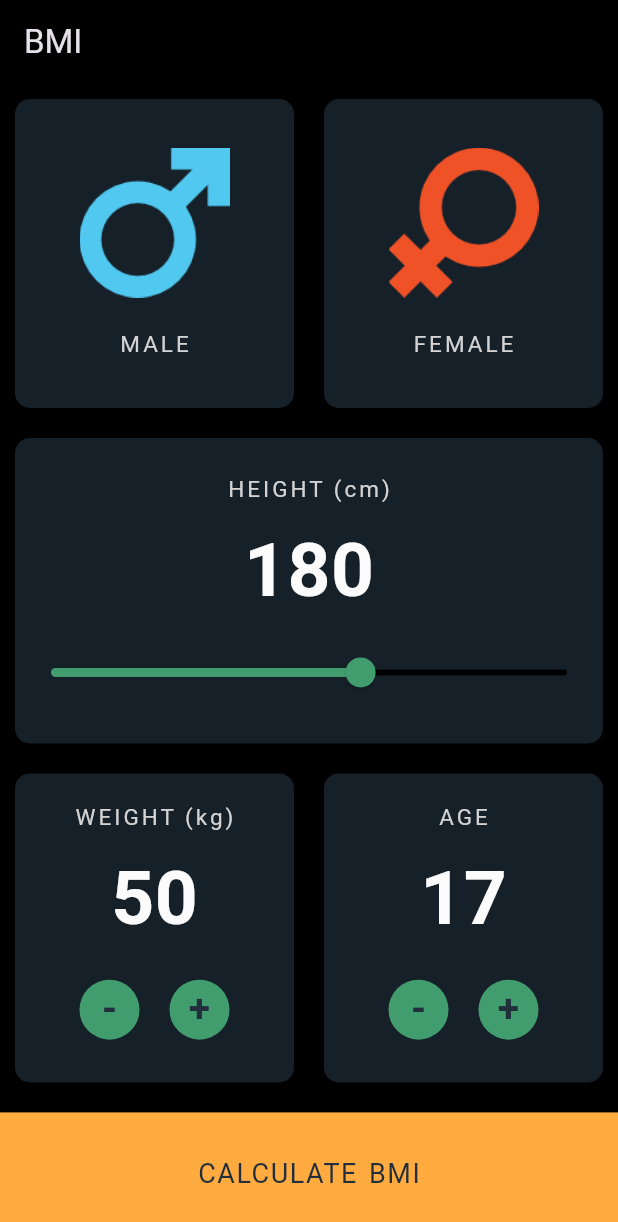
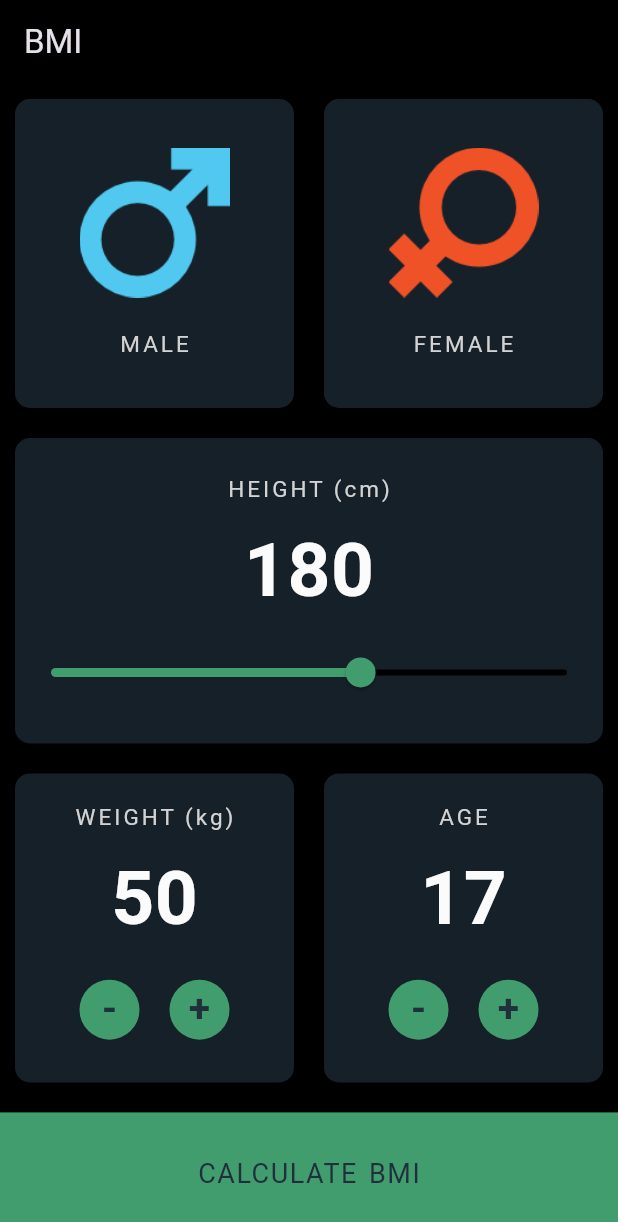
Before and after one commit to Aesha04/flutter_bmi_calc, a Flutter app: the screen it shows after launch, on a phone screen of 412 x 824 dp. Shown: the top 1222 px of the screen. Run offline on Flutter 3.47's test engine with Material 3 defaults, Android fonts, the phone set to English and light mode, and no system bars.

Commit message:
Update theme.dart

```diff
--- a/lib/theme.dart
+++ b/lib/theme.dart
@@ -3,9 +3,9 @@ import 'package:flutter/material.dart';
 
 
 
-  Color primary = Color.fromRGBO(28, 40, 51, 0.8);
+  Color primary = const Color.fromRGBO(28, 40, 51, 0.8);
   Color secondary = Colors.black;
-  Color primaryButtonColor =   Colors.orangeAccent; //HexColor("e74c3c");
+  Color primaryButtonColor = const Color.fromARGB(255, 65, 157, 110);
   Color secondaryButtonColor = HexColor("212f3c");
 
 
```
